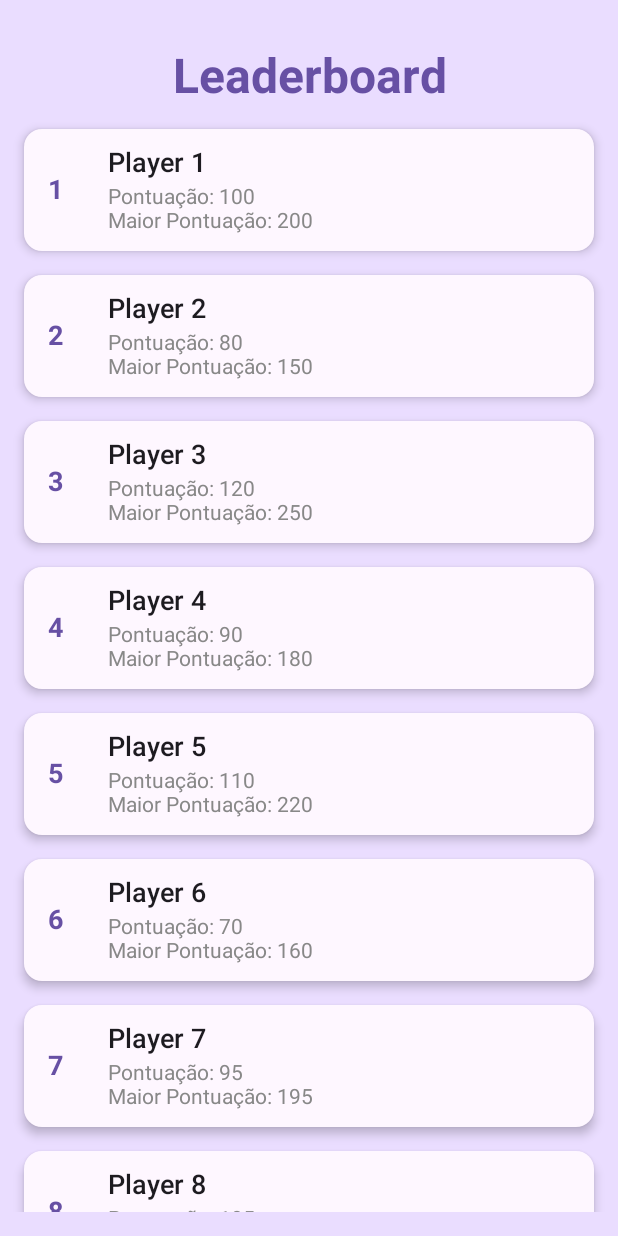
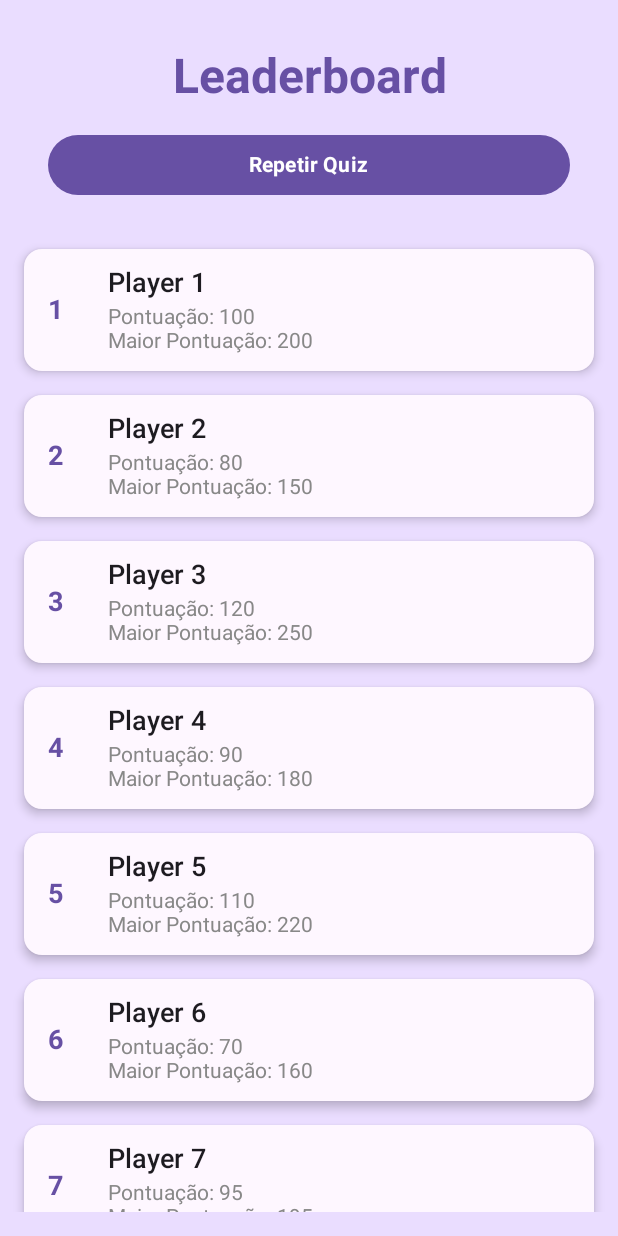
Before and after one commit to kyoulau/anima_quiz, an Android app built with Jetpack Compose: the @Preview function PreviewLeaderboardScreen, on a phone screen of 412 x 824 dp. Run offline under Robolectric (Android 15) with nearby library versions, the light colour scheme and no system bars; our stand-ins replace Room's generated code.

```diff
--- a/app/src/main/java/com/example/anima_quiz/MainActivity.kt
+++ b/app/src/main/java/com/example/anima_quiz/MainActivity.kt
@@ -10,14 +10,12 @@
 import androidx.navigation.compose.rememberNavController
 import com.example.anima_quiz.ui.QuizApp
 import com.example.anima_quiz.ui.screens.MainScreen
-import com.example.anima_quiz.ui.screens.Welcome
+import com.example.anima_quiz.ui.components.Welcome
 import com.example.anima_quiz.feature.data.database.QuizDatabase
-import com.example.anima_quiz.feature.data.model.Question
 import com.example.anima_quiz.feature.data.model.QuestionList
 import com.example.anima_quiz.feature.data.model.Player
 import com.example.anima_quiz.feature.data.repository.QuestionRepository
 import com.example.anima_quiz.feature.data.viewModel.QuizViewModelFactory
-import com.example.anima_quiz.ui.screens.LeaderboardScreen
 
 class MainActivity : ComponentActivity() {
     override fun onCreate(savedInstanceState: Bundle?) {
@@ -72,5 +70,6 @@
         composable("quizScreen") {
             QuizApp(navController, questions)
         }
+
     }
 }
--- a/app/src/main/java/com/example/anima_quiz/ui/components/QuizCompleted.kt
+++ b/app/src/main/java/com/example/anima_quiz/ui/components/QuizCompleted.kt
@@ -21,7 +21,7 @@
 fun QuizCompleted(
     score: Float,
     total: Int,
-    onRestart: () -> Unit,
+    onContinue: () -> Unit,
     modifier: Modifier = Modifier
 ) {
     Box(
@@ -57,7 +57,7 @@
             )
             Spacer(modifier = Modifier.height(24.dp))
             Button(
-                onClick = onRestart,
+                onClick = onContinue,
                 shape = RoundedCornerShape(25.dp),
                 colors = ButtonDefaults.buttonColors(
                     containerColor = MaterialTheme.colorScheme.secondary,
@@ -67,7 +67,7 @@
                     .height(50.dp)
                     .width(200.dp)
             ) {
-                Text("Restart Quiz", color = Color.White, fontWeight = FontWeight.Bold)
+                Text("Continuar", color = Color.White, fontWeight = FontWeight.Bold)
             }
         }
     }
--- a/app/src/main/java/com/example/anima_quiz/ui/screens/Welcome.kt
+++ b/app/src/main/java/com/example/anima_quiz/ui/components/Welcome.kt
@@ -1,4 +1,4 @@
-package com.example.anima_quiz.ui.screens
+package com.example.anima_quiz.ui.components
 
 import androidx.compose.foundation.Image
 import androidx.compose.foundation.background
--- a/app/src/main/java/com/example/anima_quiz/ui/screens/Leaderboard.kt
+++ b/app/src/main/java/com/example/anima_quiz/ui/screens/Leaderboard.kt
@@ -4,6 +4,7 @@
 import androidx.compose.foundation.layout.*
 import androidx.compose.foundation.lazy.LazyColumn
 import androidx.compose.foundation.lazy.itemsIndexed
+import androidx.compose.foundation.shape.RoundedCornerShape
 import androidx.compose.material3.*
 import androidx.compose.runtime.Composable
 import androidx.compose.ui.Alignment
@@ -16,8 +17,26 @@
 import androidx.compose.ui.tooling.preview.Preview
 import com.example.anima_quiz.feature.data.model.Player
 
+val samplePlayers = listOf(
+    Player(nickname = "Player 1", score = 100, higherScore = 200),
+    Player(nickname = "Player 2", score = 80, higherScore = 150),
+    Player(nickname = "Player 3", score = 120, higherScore = 250),
+    Player(nickname = "Player 4", score = 90, higherScore = 180),
+    Player(nickname = "Player 5", score = 110, higherScore = 220),
+    Player(nickname = "Player 6", score = 70, higherScore = 160),
+    Player(nickname = "Player 7", score = 95, higherScore = 195),
+    Player(nickname = "Player 8", score = 105, higherScore = 215),
+    Player(nickname = "Player 9", score = 85, higherScore = 175),
+    Player(nickname = "Player 10", score = 130, higherScore = 280),
+    Player(nickname = "Player 11", score = 115, higherScore = 230),
+    Player(nickname = "Player 12", score = 75, higherScore = 165),
+    Player(nickname = "Player 13", score = 125, higherScore = 255),
+    Player(nickname = "Player 14", score = 85, higherScore = 185),
+    Player(nickname = "Player 15", score = 135, higherScore = 285)
+)
+
 @Composable
-fun LeaderboardScreen(players: List<Player>) {
+fun Leaderboard(players: List<Player> = samplePlayers, onRestart: () -> Unit = {}) {
     LazyColumn(
         modifier = Modifier
             .fillMaxSize()
@@ -37,13 +56,26 @@
                     .fillMaxWidth(),
                 textAlign = TextAlign.Center
             )
+
+            Button(
+                onClick = onRestart,
+                shape = RoundedCornerShape(25.dp),
+                modifier = Modifier
+                    .fillMaxWidth()
+                    .padding(16.dp)
+
+
+            ) {
+                Text("Repetir Quiz", color = Color.White, fontWeight = FontWeight.Bold)
+            }
         }
 
-        // List of players
         itemsIndexed(players) { index, player ->
             PlayerItem(position = index + 1, player = player)
         }
     }
+
+
 }
 
 @Composable
@@ -112,5 +144,5 @@
         Player(nickname = "Player 14", score = 85, higherScore = 185),
         Player(nickname = "Player 15", score = 135, higherScore = 285)
     )
-    LeaderboardScreen(players = samplePlayers)
+    Leaderboard(players = samplePlayers)
 }
--- a/app/src/main/java/com/example/anima_quiz/ui/screens/MainScreen.kt
+++ b/app/src/main/java/com/example/anima_quiz/ui/screens/MainScreen.kt
@@ -1,7 +1,6 @@
 package com.example.anima_quiz.ui.screens
 
 import androidx.compose.foundation.layout.Arrangement
-import androidx.compose.foundation.layout.Box
 import androidx.compose.foundation.layout.Column
 import androidx.compose.foundation.layout.Spacer
 import androidx.compose.foundation.layout.fillMaxSize
@@ -22,6 +21,7 @@
 import androidx.compose.ui.semantics.semantics
 import androidx.compose.ui.tooling.preview.Preview
 import androidx.compose.ui.unit.dp
+import com.example.anima_quiz.ui.components.Welcome
 
 @Composable
 fun MainScreen(onContinueClicked: (String) -> Unit) {
--- a/app/src/main/java/com/example/anima_quiz/ui/screens/QuizApp.kt
+++ b/app/src/main/java/com/example/anima_quiz/ui/screens/QuizApp.kt
@@ -2,10 +2,8 @@
 
 import androidx.compose.runtime.Composable
 import androidx.navigation.NavHostController
-import com.example.anima_quiz.R
-import com.example.anima_quiz.data.QuizQuestion
 import com.example.anima_quiz.feature.data.model.Question
-import com.example.anima_quiz.ui.components.QuizQuestionView
+import com.example.anima_quiz.ui.screens.QuizScreen
 
 @Composable
 fun QuizApp(navController: NavHostController, questions: List<Question>) {
```
Also changed, not shown: app/src/main/java/com/example/anima_quiz/ui/screens/QuizScreen.kt (+17 -6 lines).
